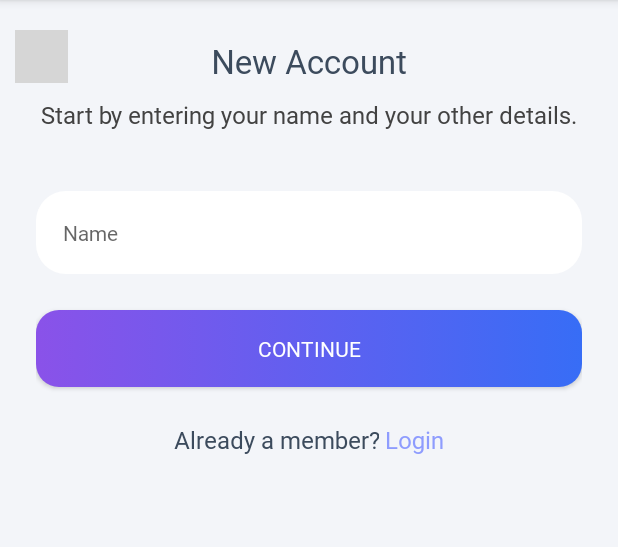
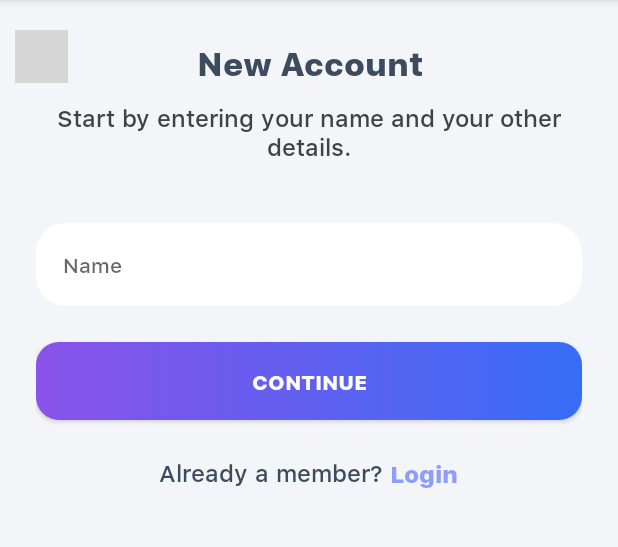
Before and after one commit to muchaisam/Cleansafi, an Android app: the SignupActivity screen opened directly, with no data from a screen before it, on a phone screen of 412 x 824 dp, the part 84-631 px from its top. Run offline under Robolectric (Android 15) with nearby library versions, the phone set to English and light mode, and no system bars; our stand-ins replace Firebase (no records; nobody signed in at launch, a user with empty details on screens opened directly); libraries missing offline, so code that uses them is left out: com.mukesh; plain views replace OtpView; 1 statement that could not run was skipped; grey boxes are pictures that could not be loaded.

Commit message:
added fonts

```diff
--- a/app/src/main/res/layout/activity_signup.xml
+++ b/app/src/main/res/layout/activity_signup.xml
@@ -44,7 +44,7 @@
                     android:id="@+id/titletxt"
                     android:layout_width="match_parent"
                     android:layout_height="wrap_content"
-                    android:fontFamily="@font/proximanovaregular"
+                    android:fontFamily="@font/sfheavy"
                     android:gravity="center"
                     android:text="@string/new_account"
                     android:textColor="#3c4b5d"
@@ -55,7 +55,7 @@
                     android:layout_width="match_parent"
                     android:layout_height="wrap_content"
                     android:layout_marginTop="10dp"
-                    android:fontFamily="@font/proximanovaregular"
+                    android:fontFamily="@font/sfmedium"
                     android:gravity="center"
                     android:text="@string/signup_desc"
                     android:textColor="@color/darkgrey"
@@ -86,7 +86,7 @@
                         android:layout_width="match_parent"
                         android:layout_height="wrap_content"
                         android:background="@null"
-                        android:fontFamily="@font/proximanovaregular"
+                        android:fontFamily="@font/sfmedium"
                         android:hint="Name"
                         android:inputType="text"
                         android:textSize="14sp" />
@@ -107,7 +107,7 @@
                         android:layout_width="match_parent"
                         android:layout_height="wrap_content"
                         android:background="@null"
-                        android:fontFamily="@font/proximanovaregular"
+                        android:fontFamily="@font/sfmedium"
                         android:hint="Email"
                         android:inputType="textEmailAddress"
                         android:textSize="14sp" />
@@ -129,7 +129,7 @@
                         android:layout_width="match_parent"
                         android:layout_height="wrap_content"
                         android:background="@null"
-                        android:fontFamily="@font/proximanovaregular"
+                        android:fontFamily="@font/sfmedium"
                         android:hint="Password"
                         android:inputType="textPassword"
                         android:textSize="14sp" />
@@ -156,6 +156,7 @@
                         android:padding="4dp"
                         android:textStyle="bold"
                         android:text="+254"
+                        android:fontFamily="@font/sfmedium"
                         android:layout_marginLeft="10dp"
                         android:background="@drawable/circularbordersolid"
                         android:textSize="14sp"
@@ -167,6 +168,7 @@
                         android:layout_width="match_parent"
                         android:layout_height="wrap_content"
                         android:hint="PhoneNumber"
+                        android:fontFamily="@font/sfmedium"
                         android:textSize="14sp"
                         android:layout_marginLeft="10dp"
                         android:background="@drawable/circularbordersolid"
@@ -180,7 +182,7 @@
                     android:layout_height="wrap_content"
                     android:layout_marginTop="8dp"
                     android:padding="10dp"
-                    android:fontFamily="@font/proximanovaregular"
+                    android:fontFamily="@font/sfitalic"
                     android:text="@string/message"
                     android:textAlignment="center"
                     android:textSize="12sp"
@@ -193,7 +195,7 @@
                     android:layout_marginTop="24dp"
                     android:layout_marginBottom="14dp"
                     android:background="@drawable/circularbluebordersolid"
-                    android:fontFamily="@font/proximanovaregular"
+                    android:fontFamily="@font/sfheavy"
                     android:padding="16dp"
                     android:text="Continue"
                     android:textColor="@color/white" />
@@ -229,7 +231,7 @@
                     android:layout_marginTop="24dp"
                     android:layout_marginBottom="14dp"
                     android:background="@drawable/circularbluebordersolid"
-                    android:fontFamily="@font/proximanovaregular"
+                    android:fontFamily="@font/sfheavy"
                     android:padding="16dp"
                     android:text="Continue"
                     android:textColor="@color/white" />
@@ -249,7 +251,7 @@
                 <TextView
                     android:layout_width="wrap_content"
                     android:layout_height="wrap_content"
-                    android:fontFamily="@font/proximanovaregular"
+                    android:fontFamily="@font/sfmedium"
                     android:gravity="center"
                     android:text="Already a member?"
                     android:textColor="#3c4b5d"
@@ -258,11 +260,11 @@
                 <TextView
                     android:layout_width="wrap_content"
                     android:layout_height="wrap_content"
-                    android:fontFamily="@font/proximanovaregular"
+                    android:fontFamily="@font/sfheavy"
                     android:gravity="center"
                     android:text=" Login"
                     android:textColor="#8e9cfe"
-                    android:textSize="16dip" />
+                    android:textSize="16sp" />
 
             </LinearLayout>
 
--- a/app/src/main/res/layout/activity_splash.xml
+++ b/app/src/main/res/layout/activity_splash.xml
@@ -19,10 +19,11 @@
     <com.example.cleansafi.Utils.HeadingTextView
         android:id="@+id/app_name"
         android:text="Cleansafi"
+        android:fontFamily="@font/sfheavy"
         android:layout_centerHorizontal="true"
         android:gravity="center"
         android:textStyle="bold"
-        android:rotationY="40"
+        android:rotationY="34"
         android:textColor="#118AEA"
         android:textSize="65sp"
         android:layout_width="wrap_content"
```
Also changed, not shown: app/src/main/res/layout/activity_login.xml (+8 -8 lines), app/src/main/res/layout/activity_reset_password.xml (+8 -8 lines).
